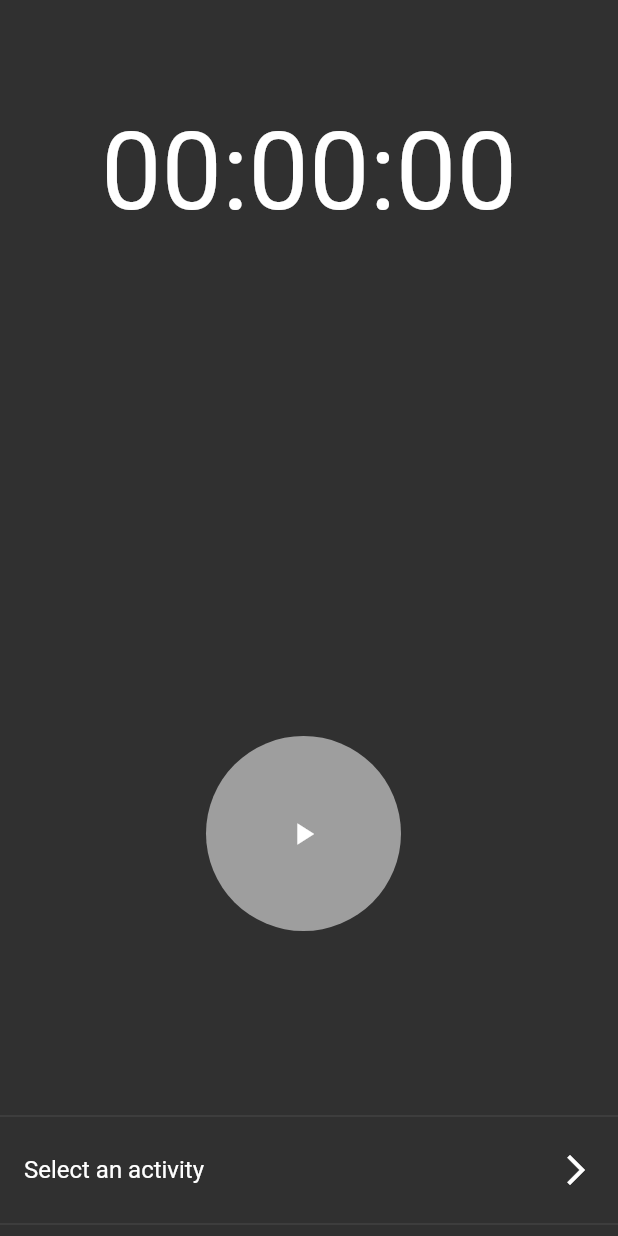
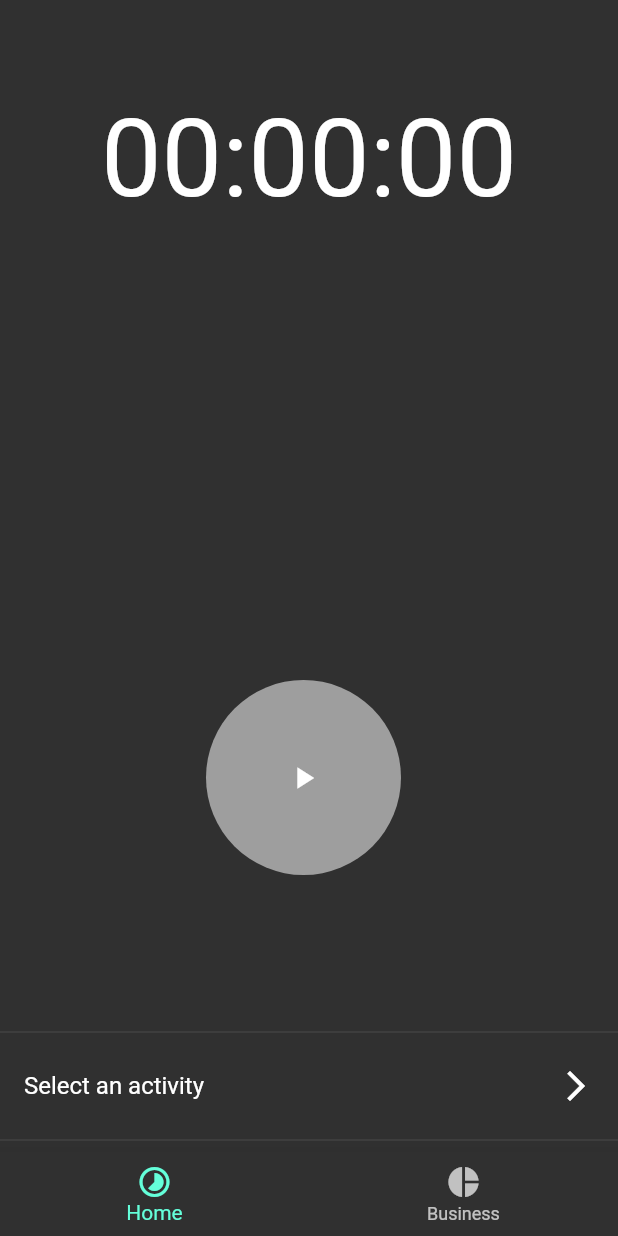
Before and after one commit to oroshazi/trackly, a Flutter app: the screen it shows after launch, on a phone screen of 412 x 824 dp. Run offline on Flutter 3.47's test engine with Material 2 defaults, Android fonts, the phone set to English and light mode, and no system bars; our stand-ins replace sqflite; accounts and stored records are empty.

```diff
--- a/lib/main.dart
+++ b/lib/main.dart
@@ -3,7 +3,7 @@ import 'package:provider/provider.dart';
 import 'package:trackly_app/provider/activity_provider.dart';
 import 'package:trackly_app/provider/category_provider.dart';
 import 'package:trackly_app/provider/timer_provider.dart';
-import 'package:trackly_app/screens/timer_screen.dart';
+import 'package:trackly_app/screens/root_screen.dart';
 
 void main() => runApp(MyApp());
 
@@ -29,7 +29,7 @@ class MyApp extends StatelessWidget {
           brightness: Brightness.dark,
         ),
         darkTheme: ThemeData(brightness: Brightness.dark),
-        home: TimerScreen(),
+        home: RootScreen(),
       ),
     );
   }
--- /dev/null
+++ b/lib/screens/root_screen.dart
@@ -0,0 +1,51 @@
+import 'package:flutter/material.dart';
+import 'package:trackly_app/screens/dashboard_screen.dart';
+import 'package:trackly_app/screens/timer_screen.dart';
+
+
+/// Screen to provide bottomNavigation
+class RootScreen extends StatefulWidget {
+  final static = "/timer-screen";
+  @override
+  _RootScreenState createState() => _RootScreenState();
+}
+
+class _RootScreenState extends State<RootScreen> {
+  static final GlobalKey _scaffold = GlobalKey();
+
+  int _selectedIndex = 0;
+  List<Widget> _screens = [
+    TimerScreen(
+      scaffold: _scaffold,
+    ),
+    DashboardScreen()
+  ];
+
+  @override
+  Widget build(BuildContext context) {
+    return Scaffold(
+      key: _scaffold,
+      bottomNavigationBar: BottomNavigationBar(
+        onTap: _onItemTapped,
+        currentIndex: _selectedIndex,
+        items: const <BottomNavigationBarItem>[
+          BottomNavigationBarItem(
+            icon: Icon(Icons.timelapse),
+            title: Text('Home'),
+          ),
+          BottomNavigationBarItem(
+            icon: Icon(Icons.pie_chart),
+            title: Text('Business'),
+          ),
+        ],
+      ),
+      body: _screens[_selectedIndex],
+    );
+  }
+
+  void _onItemTapped(int index) {
+    setState(() {
+      _selectedIndex = index;
+    });
+  }
+}
--- a/lib/screens/timer_screen.dart
+++ b/lib/screens/timer_screen.dart
@@ -9,19 +9,18 @@ import 'package:trackly_app/widgets/button_stop.dart';
 import 'package:trackly_app/widgets/select_category_widget.dart';
 import 'package:trackly_app/widgets/timer_widget.dart';
 
-class TimerScreen extends StatefulWidget {
-  final static = "/timer-screen";
-  @override
-  _TimerScreenState createState() => _TimerScreenState();
-}
 
-class _TimerScreenState extends State<TimerScreen> {
-  GlobalKey _scaffold = GlobalKey();
+class TimerScreen extends StatelessWidget {
+  const TimerScreen({
+    Key key,
+    @required this.scaffold,
+  });
+
+  final GlobalKey scaffold;
+
   @override
   Widget build(BuildContext context) {
-    return Scaffold(
-      key: _scaffold,
-      body: SafeArea(
+    return SafeArea(
       bottom: true,
       child: Column(
         crossAxisAlignment: CrossAxisAlignment.center,
@@ -39,15 +38,15 @@ class _TimerScreenState extends State<TimerScreen> {
                 LayoutWrapper(
                   child: ButtonStart(
                     // foreignContext: _scaffold.currentContext,
-                      enabled: Provider.of<ActivityProvider>(context)
+                    enabled: Provider.of<ActivityProvider> (context)
                             .selectedActivity !=
                         null,
                     onPressed: () {
-                        Provider.of<TimerProvider>(context, listen: false)
+                      Provider.of<TimerProvider> (context, listen: false)
                           .start(context);
                     },
                     bottomSheetBuilder: () {
-                        buildBottomSheet(_scaffold.currentContext,
+                      buildBottomSheet(scaffold.currentContext,
                           isOpenedWithButton: true);
                     },
                   ),
@@ -79,7 +78,6 @@ class _TimerScreenState extends State<TimerScreen> {
           ),
         ],
       ),
-      ),
     );
   }
 }
```
Also changed, not shown: lib/screens/dashboard_screen.dart (added, +30 -0 lines), lib/widgets/bottom_navigation_widget.dart (added, +15 -0 lines). Lines whose indentation alone changed are shown as unchanged.
